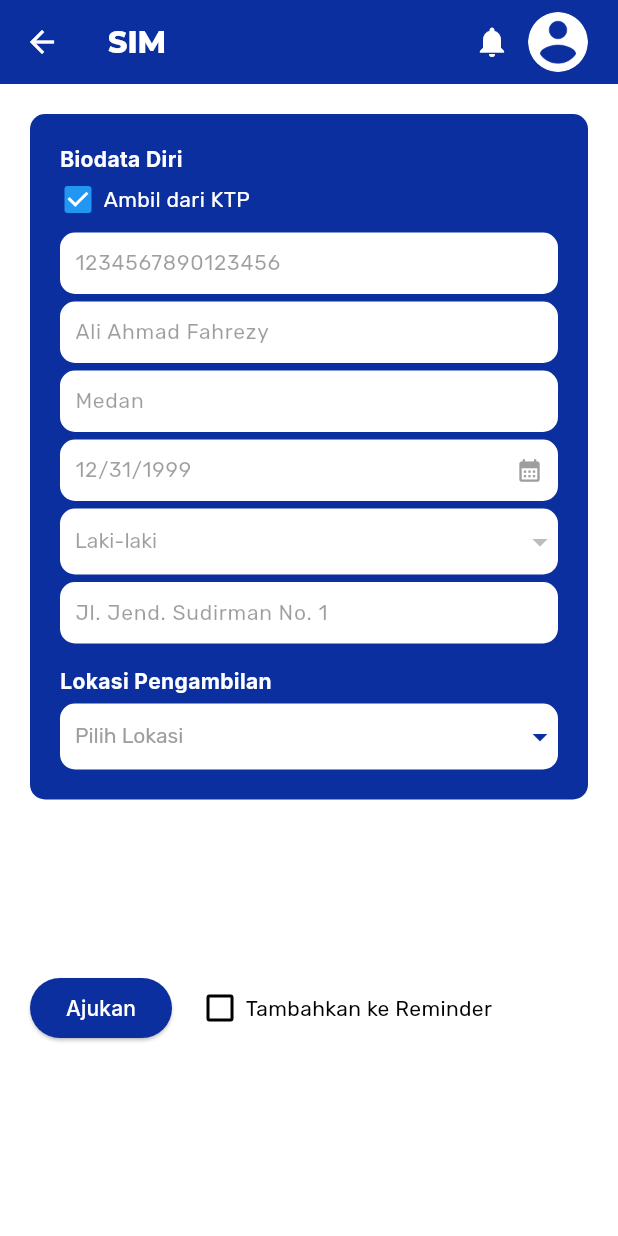
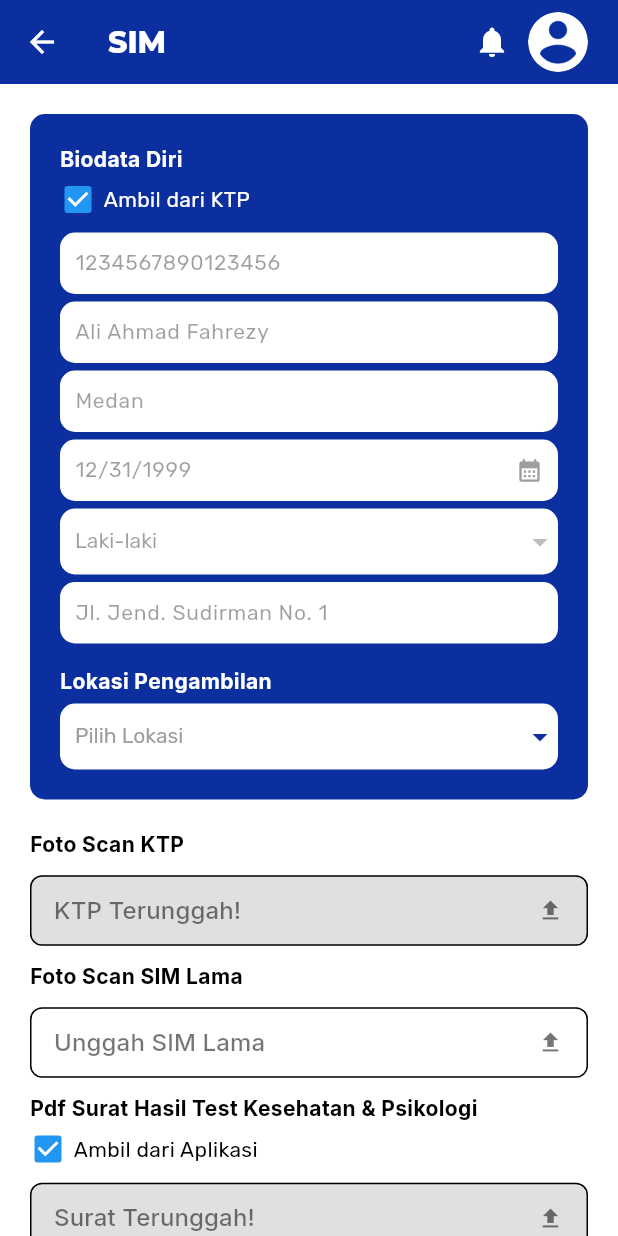
Before and after one commit to FahrezyAli/satu_untuk_rakyat, a Flutter app: the SimFormPage screen opened by its route, on a phone screen of 412 x 824 dp. Run offline on Flutter 3.47's test engine with Material 3 defaults, Android fonts, the phone set to English and light mode, and no system bars; generated files the repository leaves out were written again.

Commit message:
sim form update

```diff
--- a/lib/src/views/health/health_form_page.dart
+++ b/lib/src/views/health/health_form_page.dart
@@ -245,7 +245,7 @@ class _HealthFormPageState extends State<HealthFormPage> {
             padding: EdgeInsets.only(left: 20),
             alignment: Alignment.topLeft,
             child: Text(
-              "Unggah KTP",
+              "Foto Scan KTP",
               style: TextStyle(
                 color: Colors.black,
                 fontSize: 14,
@@ -289,7 +289,7 @@ class _HealthFormPageState extends State<HealthFormPage> {
                 ),
               ),
               Text(
-                "Tambahkan ke Reminder",
+                "Tambahkan ke Pengingat",
                 style: TextStyle(
                   fontFamily: "Rubik",
                   fontSize: 14,
--- a/lib/src/views/sim/sim_form_page.dart
+++ b/lib/src/views/sim/sim_form_page.dart
@@ -3,6 +3,7 @@ import 'package:intl/intl.dart';
 import 'package:satu_untuk_rakyat/src/components/dropdown_field.dart';
 import 'package:satu_untuk_rakyat/src/components/scaffold.dart';
 import 'package:satu_untuk_rakyat/src/components/text_field.dart';
+import 'package:satu_untuk_rakyat/src/components/upload_button.dart';
 import 'package:satu_untuk_rakyat/src/utils/colors.dart';
 
 class SimFormPage extends StatefulWidget {
@@ -14,6 +15,8 @@ class SimFormPage extends StatefulWidget {
 
 class _SimFormPageState extends State<SimFormPage> {
   bool useKTP = true;
+  bool sim = false;
+  bool useHealthTest = true;
   bool useReminder = false;
 
   TextEditingController nikController = TextEditingController();
@@ -66,7 +69,7 @@ class _SimFormPageState extends State<SimFormPage> {
       useDrawer: false,
       useNavigationBar: false,
       title: "SIM",
-      body: Column(
+      body: ListView(
         children: [
           Container(
             margin: EdgeInsets.all(20),
@@ -223,14 +226,110 @@ class _SimFormPageState extends State<SimFormPage> {
               ],
             ),
           ),
-          SizedBox(height: 75),
+          Container(
+            padding: EdgeInsets.only(left: 20),
+            alignment: Alignment.topLeft,
+            child: Text(
+              "Foto Scan KTP",
+              style: TextStyle(
+                color: Colors.black,
+                fontSize: 14,
+                fontWeight: FontWeight.bold,
+              ),
+            ),
+          ),
+          Padding(
+            padding: EdgeInsets.fromLTRB(20, 10, 20, 0),
+            child: UploadButton(
+              text: useKTP ? "KTP Terunggah!" : "Unggah KTP",
+              enabled: !useKTP,
+              onPressed: () {
+                Navigator.pushNamed(context, '/camera');
+              },
+            ),
+          ),
+          SizedBox(height: 10),
+          Container(
+            padding: EdgeInsets.only(left: 20),
+            alignment: Alignment.topLeft,
+            child: Text(
+              "Foto Scan SIM Lama",
+              style: TextStyle(
+                color: Colors.black,
+                fontSize: 14,
+                fontWeight: FontWeight.bold,
+              ),
+            ),
+          ),
+          Padding(
+            padding: EdgeInsets.fromLTRB(20, 10, 20, 0),
+            child: UploadButton(
+              text: sim ? "SIM Terunggah!" : "Unggah SIM Lama",
+              enabled: !sim,
+              onPressed: () {
+                setState(() {
+                  sim = true;
+                });
+                Navigator.pushNamed(context, '/camera');
+              },
+            ),
+          ),
+          SizedBox(height: 10),
+          Container(
+            padding: EdgeInsets.only(left: 20),
+            alignment: Alignment.topLeft,
+            child: Text(
+              "Pdf Surat Hasil Test Kesehatan & Psikologi",
+              style: TextStyle(
+                color: Colors.black,
+                fontSize: 14,
+                fontWeight: FontWeight.bold,
+              ),
+            ),
+          ),
+          Row(
+            children: [
+              Container(
+                width: 24,
+                height: 24,
+                margin: EdgeInsets.fromLTRB(20, 5, 5, 5),
+                child: Checkbox(
+                  value: useHealthTest,
+                  onChanged: (value) {
+                    setState(() {
+                      useHealthTest = value!;
+                    });
+                  },
+                ),
+              ),
+              Text(
+                "Ambil dari Aplikasi",
+                style: TextStyle(
+                  fontFamily: "Rubik",
+                  fontSize: 14,
+                ),
+              ),
+            ],
+          ),
+          Padding(
+            padding: EdgeInsets.fromLTRB(20, 5, 20, 0),
+            child: UploadButton(
+              text: useHealthTest ? "Surat Terunggah!" : "Upload Surat",
+              enabled: !useHealthTest,
+              onPressed: () {
+                Navigator.pushNamed(context, '/camera');
+              },
+            ),
+          ),
           Row(
             children: [
               Container(
                 alignment: Alignment.centerLeft,
                 margin: EdgeInsets.all(20),
                 child: ElevatedButton(
-                  onPressed: () {},
+                  onPressed: () {
+                    Navigator.pushNamed(context, '/status');
+                  },
                   child: Text("Ajukan"),
                 ),
               ),
@@ -248,7 +347,7 @@ class _SimFormPageState extends State<SimFormPage> {
                 ),
               ),
               Text(
-                "Tambahkan ke Reminder",
+                "Tambahkan ke Pengingat",
                 style: TextStyle(
                   fontFamily: "Rubik",
                   fontSize: 14,
```
Also changed, not shown: pubspec.lock.
